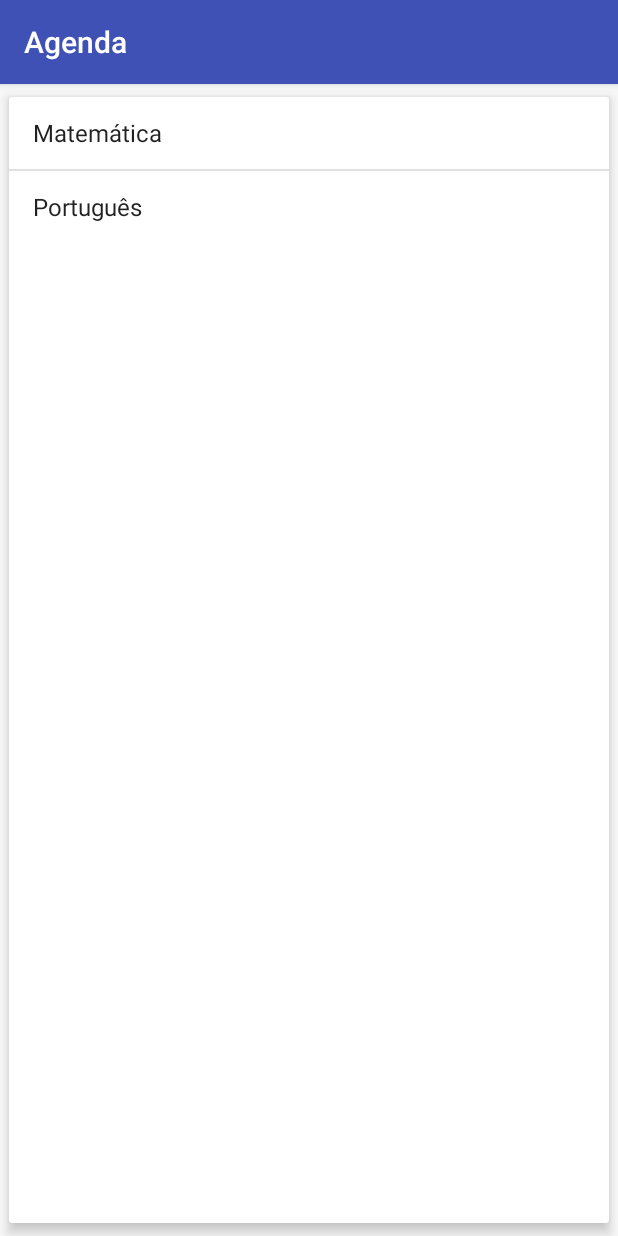
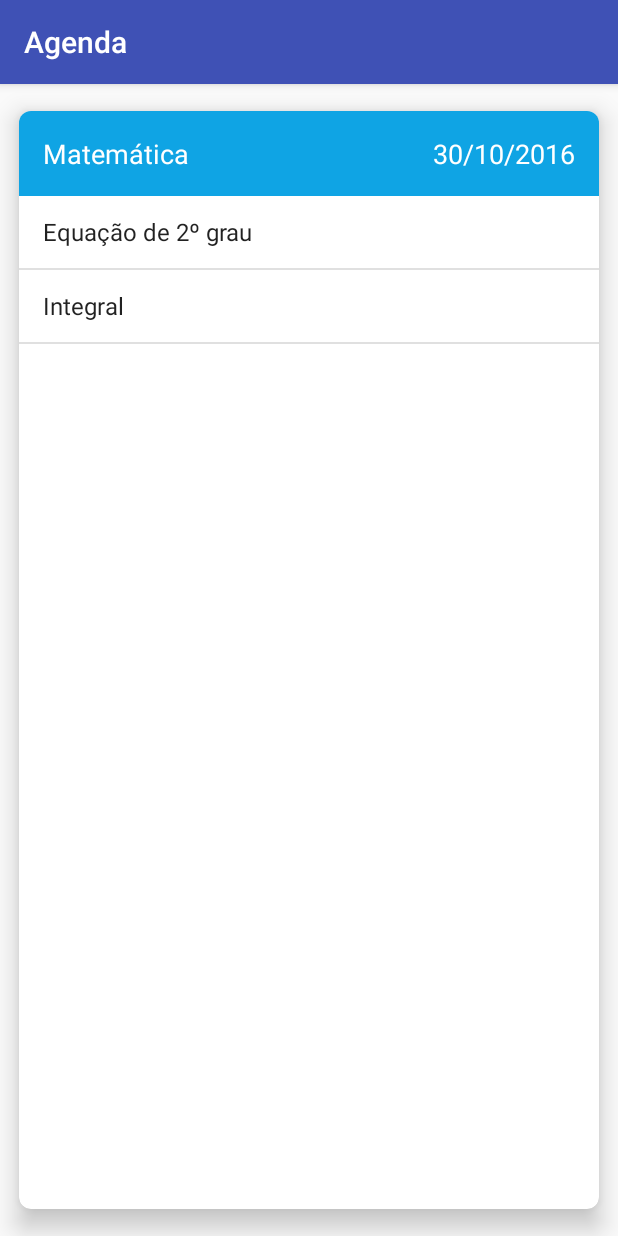
Before and after one commit to Jonss/curso-android-alura, an Android app: the ProvasActivity screen opened directly, with no data from a screen before it, after a tap on "Matemática", on a phone screen of 412 x 824 dp. Run offline under Robolectric (Android 15) with nearby library versions, the phone set to English and light mode, and no system bars.

Commit message:
Criando detalhes da prova - aula 2.2 do curso 3

```diff
--- a/app/src/main/AndroidManifest.xml
+++ b/app/src/main/AndroidManifest.xml
@@ -29,6 +29,8 @@
 
         <activity android:name=".ProvasActivity">
         </activity>
+        <activity android:name=".ProvaDetalhesActivity">
+        </activity>
     </application>
 
 </manifest>
--- /dev/null
+++ b/app/src/main/java/com/jonss/github/agenda/ProvaDetalhesActivity.java
@@ -0,0 +1,37 @@
+package com.jonss.github.agenda;
+
+import android.content.Intent;
+import android.support.v7.app.AppCompatActivity;
+import android.os.Bundle;
+import android.view.View;
+import android.widget.ArrayAdapter;
+import android.widget.ListView;
+import android.widget.TextView;
+
+import com.jonss.github.agenda.model.Prova;
+
+import java.io.Serializable;
+
+public class ProvaDetalhesActivity extends AppCompatActivity {
+
+    @Override
+    protected void onCreate(Bundle savedInstanceState) {
+        super.onCreate(savedInstanceState);
+        setContentView(R.layout.activity_prova_detalhes);
+
+        Intent intent = getIntent();
+        Prova prova = (Prova) intent.getSerializableExtra("prova");
+
+        TextView materiaText = (TextView) findViewById(R.id.detalhe_prova_materia);
+        TextView dataText = (TextView) findViewById(R.id.detalhe_prova_data);
+        ListView lista = (ListView) findViewById(R.id.detalhe_prova_lista);
+
+        materiaText.setText(prova.getMateria());
+        dataText.setText(prova.getData());
+
+
+        ArrayAdapter<String> adapter = new ArrayAdapter<>(this, android.R.layout.simple_list_item_1, prova.getAssuntos());
+        lista.setAdapter(adapter);
+
+    }
+}
--- a/app/src/main/java/com/jonss/github/agenda/ProvasActivity.java
+++ b/app/src/main/java/com/jonss/github/agenda/ProvasActivity.java
@@ -1,5 +1,6 @@
 package com.jonss.github.agenda;
 
+import android.content.Intent;
 import android.support.v7.app.AppCompatActivity;
 import android.os.Bundle;
 import android.view.View;
@@ -38,6 +39,9 @@ public class ProvasActivity extends AppCompatActivity {
             public void onItemClick(AdapterView<?> parent, View view, int position, long id) {
                 Prova prova = (Prova) parent.getItemAtPosition(position);
                 Toast.makeText(ProvasActivity.this, prova.getMateria(), Toast.LENGTH_SHORT).show();
+                Intent intent = new Intent(ProvasActivity.this, ProvaDetalhesActivity.class);
+                intent.putExtra("prova", prova);
+                startActivity(intent);
             }
         });
 
--- a/app/src/main/java/com/jonss/github/agenda/model/Prova.java
+++ b/app/src/main/java/com/jonss/github/agenda/model/Prova.java
@@ -1,11 +1,12 @@
 package com.jonss.github.agenda.model;
 
+import java.io.Serializable;
 import java.util.List;
 
 /**
  * Created by neuromancer on 07/10/16.
  */
-public class Prova {
+public class Prova implements Serializable {
 
     private String materia;
     private String data;
--- /dev/null
+++ b/app/src/main/res/layout/activity_prova_detalhes.xml
@@ -0,0 +1,49 @@
+<?xml version="1.0" encoding="utf-8"?>
+<android.support.v7.widget.CardView
+    xmlns:android="http://schemas.android.com/apk/res/android"
+    xmlns:app="http://schemas.android.com/apk/res-auto"
+    android:layout_width="match_parent"
+    android:layout_height="match_parent"
+    app:cardCornerRadius="8dp"
+    app:cardElevation="10dp"
+    app:cardUseCompatPadding="true">
+
+    <LinearLayout
+        android:layout_width="match_parent"
+        android:layout_height="match_parent"
+        android:orientation="vertical">
+
+        <RelativeLayout
+            android:layout_width="match_parent"
+            android:layout_height="wrap_content"
+            android:background="#0fa4e4">
+
+            <TextView
+                android:id="@+id/detalhe_prova_materia"
+                android:layout_width="wrap_content"
+                android:layout_height="wrap_content"
+                android:layout_margin="16dp"
+                android:text="Matéria"
+                android:textColor="#fff"
+                android:textSize="18dp"/>
+
+            <TextView
+                android:id="@+id/detalhe_prova_data"
+                android:layout_width="wrap_content"
+                android:layout_height="wrap_content"
+                android:layout_alignParentRight="true"
+                android:layout_margin="16dp"
+                android:text="dd/mm/yyyy"
+                android:textColor="#fff"
+                android:textSize="18dp"/>
+        </RelativeLayout>
+
+        <ListView
+            android:id="@+id/detalhe_prova_lista"
+            android:layout_width="match_parent"
+            android:layout_height="match_parent"/>
+
+    </LinearLayout>
+
+
+</android.support.v7.widget.CardView>
--- a/app/src/main/res/layout/activity_provas.xml
+++ b/app/src/main/res/layout/activity_provas.xml
@@ -1,9 +1,9 @@
 <?xml version="1.0" encoding="utf-8"?>
 <android.support.v7.widget.CardView
     xmlns:android="http://schemas.android.com/apk/res/android"
+    xmlns:app="http://schemas.android.com/apk/res-auto"
     android:layout_width="match_parent"
     android:layout_height="match_parent"
-    xmlns:app="http://schemas.android.com/apk/res-auto"
     app:cardElevation="5dp"
     app:cardUseCompatPadding="true">
 
```
